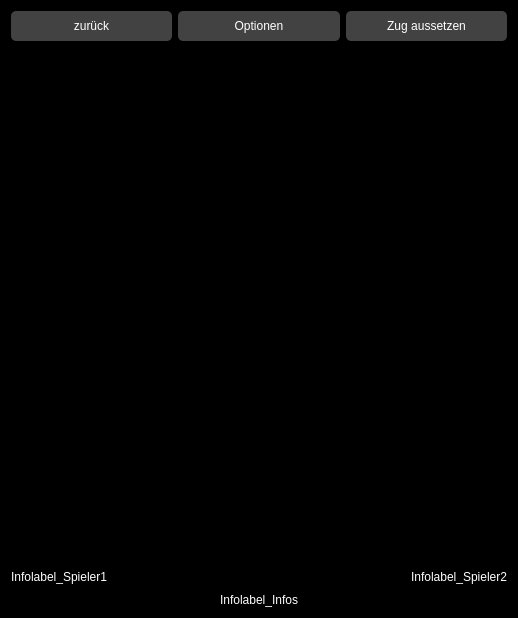
Qt form gamewidget.ui (Rhagnur/BelegReversi) before a commit.
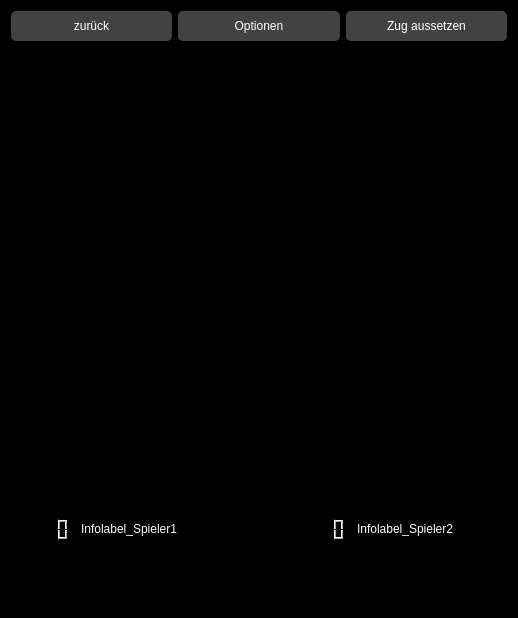
The same form after that commit.

Commit message: Infoausgabe geändert - PlayerLabel zeigt nun nur noch Name an - LCDNumber zeig Score an - InfoLabel zu PlainTextEdit geändert und nun Einträge mit Uhrzeit versehen als eine Art 'Log'

```diff
--- a/gamewidget.ui
+++ b/gamewidget.ui
@@ -125,8 +125,17 @@
      </item>
      <item>
       <layout class="QHBoxLayout" name="horizontalLayout_2">
+       <item>
+        <widget class="QLCDNumber" name="lcdNumber_Player1"/>
+       </item>
        <item>
         <widget class="QLabel" name="labelPlayer1">
+         <property name="sizePolicy">
+          <sizepolicy hsizetype="Fixed" vsizetype="Fixed">
+           <horstretch>0</horstretch>
+           <verstretch>0</verstretch>
+          </sizepolicy>
+         </property>
          <property name="minimumSize">
           <size>
            <width>150</width>
@@ -161,10 +170,13 @@
          </property>
         </spacer>
        </item>
+       <item>
+        <widget class="QLCDNumber" name="lcdNumber_Player2"/>
+       </item>
        <item>
         <widget class="QLabel" name="labelPlayer2">
          <property name="sizePolicy">
-          <sizepolicy hsizetype="Preferred" vsizetype="Fixed">
+          <sizepolicy hsizetype="Fixed" vsizetype="Fixed">
            <horstretch>0</horstretch>
            <verstretch>0</verstretch>
           </sizepolicy>
@@ -189,29 +201,27 @@
           <string>Infolabel_Spieler2</string>
          </property>
          <property name="alignment">
-          <set>Qt::AlignRight|Qt::AlignTrailing|Qt::AlignVCenter</set>
+          <set>Qt::AlignLeading|Qt::AlignLeft|Qt::AlignVCenter</set>
          </property>
         </widget>
        </item>
       </layout>
      </item>
      <item>
-      <widget class="QLabel" name="label">
-       <property name="minimumSize">
+    <widget class="QPlainTextEdit" name="infoBox">
+     <property name="maximumSize">
         <size>
-         <width>0</width>
-         <height>0</height>
+       <width>16777215</width>
+       <height>60</height>
         </size>
        </property>
        <property name="styleSheet">
-        <string notr="true">color: rgb(255, 255, 255);
-font: 10pt &quot;Verdana&quot;;</string>
-       </property>
-       <property name="text">
-        <string>Infolabel_Infos</string>
-       </property>
-       <property name="alignment">
-        <set>Qt::AlignCenter</set>
+      <string notr="true">max-height: 60px;
+color: rgb(255, 255, 255);
+font: 12pt &quot;Verdana&quot;;
+text-align: center;
+padding-left: 3em;
+padding-right: 3em;</string>
        </property>
       </widget>
      </item>
```
Left out of the diff: 9 changed lines with no effect on the pictures. Lines whose indentation alone changed are shown as unchanged. The commit also changes 4 other files.
